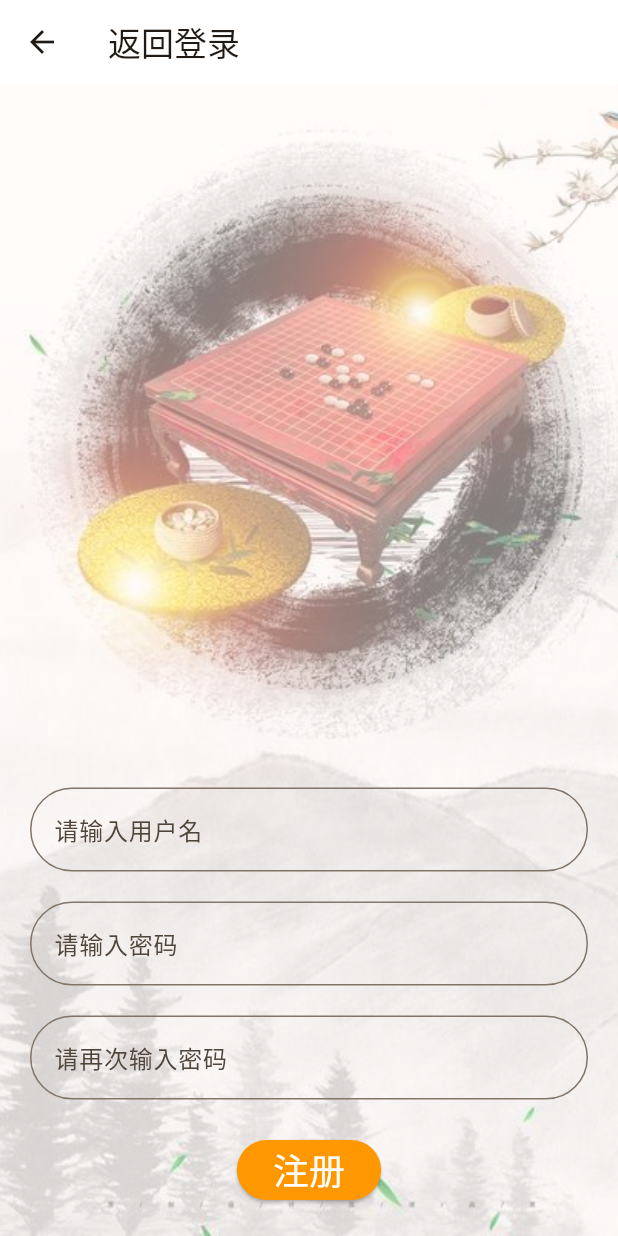
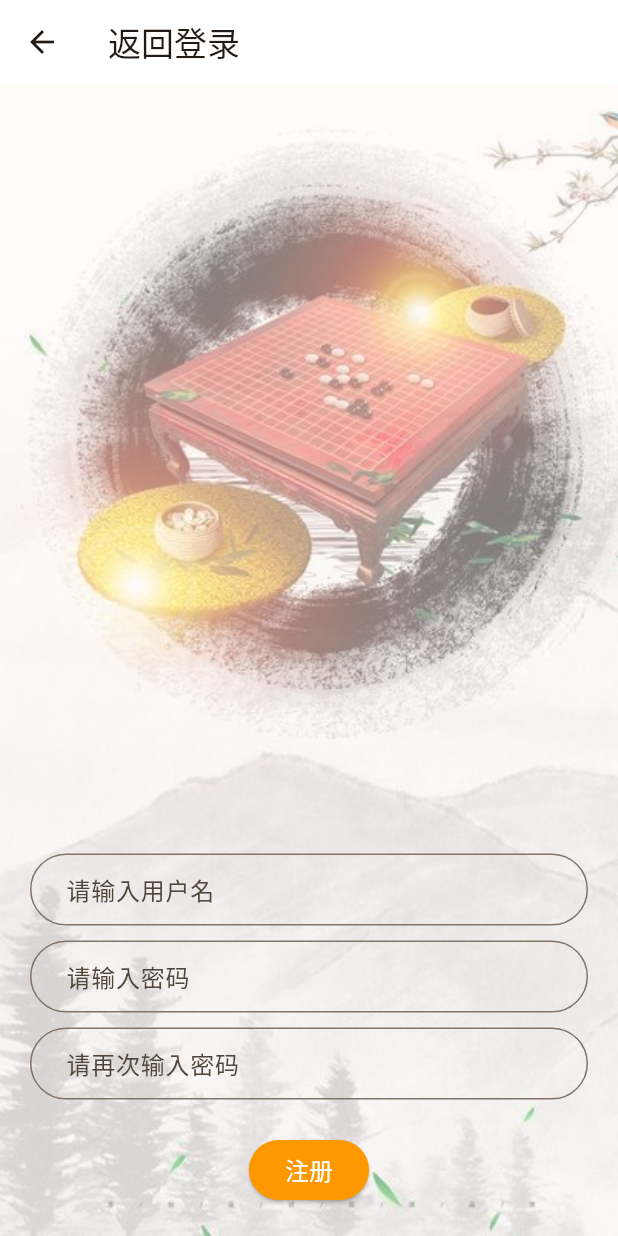
Before and after one commit to mxc-org/flutter_front, a Flutter app: the MyHomePage screen opened directly, after a tap on "新用户？点击注册", on a phone screen of 412 x 824 dp. Run offline on Flutter 3.47's test engine with Material 2 defaults, Android fonts, the light colour scheme and no system bars; our stand-ins replace file_picker; network calls fail.

Commit message:
修改字体大小；修复添加好友界面列表显示bug

```diff
--- a/lib/friendsUI.dart
+++ b/lib/friendsUI.dart
@@ -73,6 +73,7 @@ class _FriendsUIState extends State<FriendsUI> {
   Widget myListView() {
     return ListView.builder(
       shrinkWrap: true,
+      physics: NeverScrollableScrollPhysics(),
       itemCount: Values.friendList.length,
       itemBuilder: (context, i) {
         return ListTile(
@@ -94,7 +95,7 @@ class _FriendsUIState extends State<FriendsUI> {
           trailing: TextButton(
             onPressed: () {},
             child: const Text(
-              "邀请",
+              "对战",
               style: TextStyle(fontSize: 16),
             ),
           ),
--- a/lib/loginUI.dart
+++ b/lib/loginUI.dart
@@ -41,11 +41,12 @@ class _LoginUIState extends State<LoginUI> {
               child: Text(""),
             ),
             Container(
-              margin: const EdgeInsets.only(left: 20, right: 20, bottom: 20),
+              margin: const EdgeInsets.only(left: 20, right: 20, bottom: 10),
               child: Column(
                 children: [
                   TextField(
                     decoration: const InputDecoration(
+                      contentPadding: EdgeInsets.symmetric( horizontal: 20, vertical: 10),
                       hintText: "请输入用户名",
                       border: OutlineInputBorder(
                         borderRadius: BorderRadius.all(Radius.circular(50.0)),
@@ -56,10 +57,11 @@ class _LoginUIState extends State<LoginUI> {
                       setState(() {});
                     },
                   ),
-                  const SizedBox(height: 20),
+                  const SizedBox(height: 10),
                   TextField(
                     obscureText: true,
                     decoration: const InputDecoration(
+                      contentPadding: EdgeInsets.symmetric( horizontal: 20, vertical: 10),
                       hintText: "请输入密码",
                       border: OutlineInputBorder(
                         borderRadius: BorderRadius.all(Radius.circular(50.0)),
@@ -70,18 +72,18 @@ class _LoginUIState extends State<LoginUI> {
                       setState(() {});
                     },
                   ),
-                  const SizedBox(height: 20),
+                  const SizedBox(height: 10),
                   ElevatedButton(
                     onPressed: onLoginPressed,
                     style: ButtonStyle(
-                        backgroundColor:
-                            MaterialStateProperty.all(Colors.orange)),
+                      backgroundColor: MaterialStateProperty.all(Colors.orange),
+                    ),
                     child: const Text(
                       "登录",
-                      style: TextStyle(fontSize: 24, color: Colors.white),
+                      style: TextStyle(fontSize: 16, color: Colors.white),
                     ),
                   ),
-                  SizedBox(height: 20),
+                  // const SizedBox(height: 10),
                   TextButton(
                     onPressed: () {
                       Navigator.of(context).push(
--- a/lib/newFriendsUI.dart
+++ b/lib/newFriendsUI.dart
@@ -31,6 +31,7 @@ class _newFriendsUIState extends State<newFriendsUI> {
   Widget myListView() {
     return ListView.builder(
       shrinkWrap: true,
+      physics: const NeverScrollableScrollPhysics(),
       itemCount: Values.newFriendList.length,
       itemBuilder: (context, i) {
         return ListTile(
--- a/lib/registerUI.dart
+++ b/lib/registerUI.dart
@@ -50,6 +50,10 @@ class _RegisterUIState extends State<RegisterUI> {
                   TextField(
                     decoration: const InputDecoration(
                       hintText: "请输入用户名",
+                      contentPadding: EdgeInsets.symmetric(
+                        horizontal: 20,
+                        vertical: 10,
+                      ),
                       border: OutlineInputBorder(
                         borderRadius: BorderRadius.all(Radius.circular(50.0)),
                       ),
@@ -59,10 +63,14 @@ class _RegisterUIState extends State<RegisterUI> {
                       setState(() {});
                     },
                   ),
-                  const SizedBox(height: 20),
+                  const SizedBox(height: 10),
                   TextField(
                     obscureText: true,
                     decoration: const InputDecoration(
+                      contentPadding: EdgeInsets.symmetric(
+                        horizontal: 20,
+                        vertical: 10,
+                      ),
                       hintText: "请输入密码",
                       border: OutlineInputBorder(
                         borderRadius: BorderRadius.all(Radius.circular(50.0)),
@@ -73,10 +81,14 @@ class _RegisterUIState extends State<RegisterUI> {
                       setState(() {});
                     },
                   ),
-                  const SizedBox(height: 20),
+                  const SizedBox(height: 10),
                   TextField(
                     obscureText: true,
                     decoration: const InputDecoration(
+                      contentPadding: EdgeInsets.symmetric(
+                        horizontal: 20,
+                        vertical: 10,
+                      ),
                       hintText: "请再次输入密码",
                       border: OutlineInputBorder(
                         borderRadius: BorderRadius.all(Radius.circular(50.0)),
@@ -89,17 +101,19 @@ class _RegisterUIState extends State<RegisterUI> {
                   ),
                   Text(
                     checkPassword,
-                    style:
-                        const TextStyle(fontSize: 16, color: Colors.deepOrange),
+                    style: const TextStyle(
+                      fontSize: 16,
+                      color: Colors.deepOrange,
+                    ),
                   ),
                   ElevatedButton(
                     onPressed: onRegisterPressed,
                     style: ButtonStyle(
-                        backgroundColor:
-                            MaterialStateProperty.all(Colors.orange)),
+                      backgroundColor: MaterialStateProperty.all(Colors.orange),
+                    ),
                     child: const Text(
                       "注册",
-                      style: TextStyle(fontSize: 24, color: Colors.white),
+                      style: TextStyle(fontSize: 16, color: Colors.white),
                     ),
                   ),
                 ],
```
Also changed, not shown: lib/gameUI.dart (+4 -4 lines), lib/main.dart (+5 -8 lines), lib/myUI.dart (+26 -16 lines), lib/searchUI.dart (+7 -9 lines).
